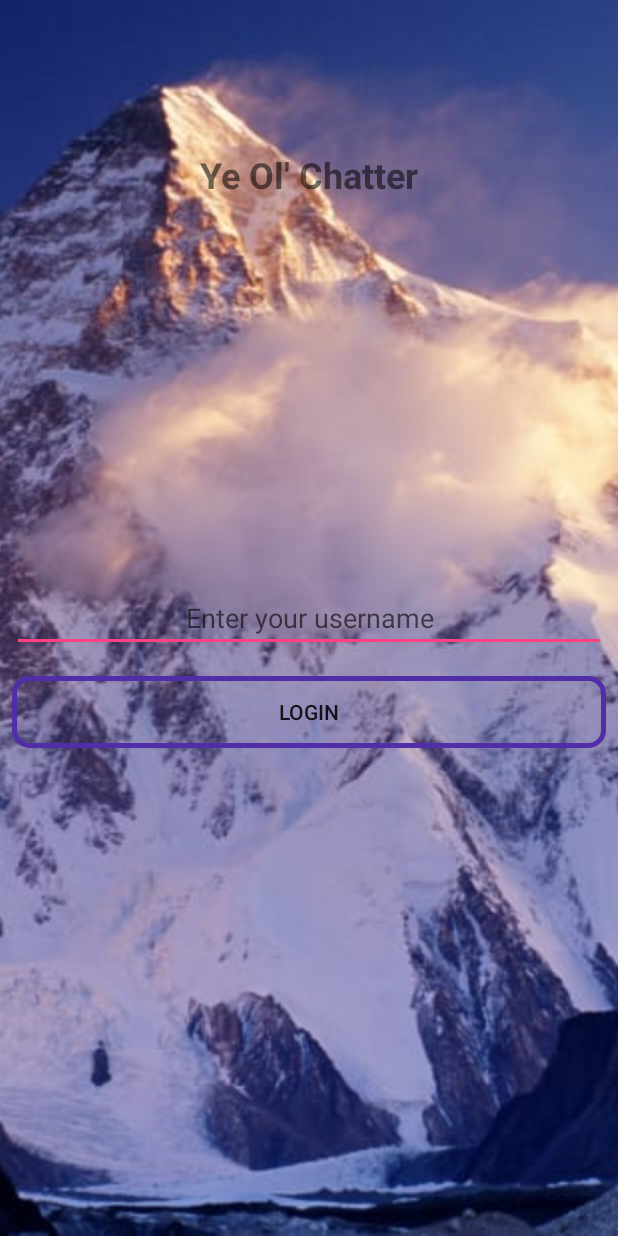
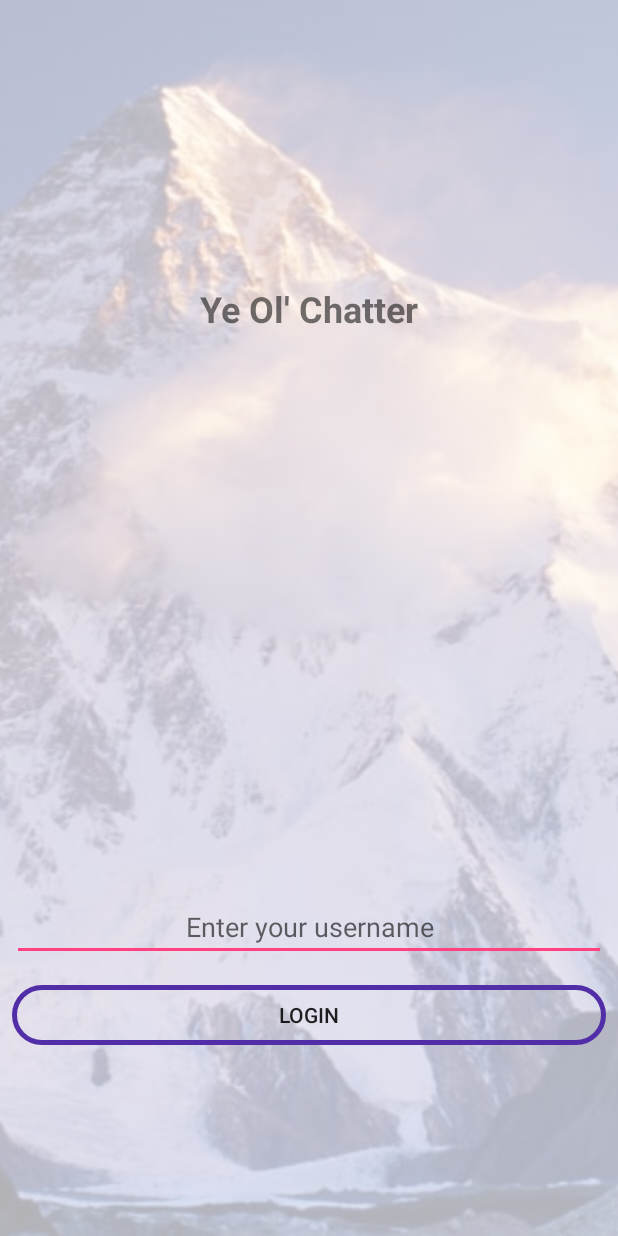
Before and after one commit to csabadobai/TheOlChatter, an Android app: the layout activity_login.xml on its own in the app's theme, with its tools: preview values and no code run, on a phone screen of 412 x 824 dp. Run offline under Robolectric (Android 15) with nearby library versions, the phone set to English and light mode, and no system bars.

Commit message:
minor adjustments on the login UI

```diff
--- a/app/build.gradle
+++ b/app/build.gradle
@@ -16,10 +16,11 @@ android {
             proguardFiles getDefaultProguardFile('proguard-android.txt'), 'proguard-rules.pro'
         }
     }
+    buildToolsVersion '26.0.3'
 }
 
 dependencies {
-    implementation fileTree(dir: 'libs', include: ['*.jar'])
+    implementation fileTree(include: ['*.jar'], dir: 'libs')
     implementation 'com.android.support:appcompat-v7:26.1.0'
     implementation 'com.android.support.constraint:constraint-layout:1.0.2'
     implementation 'com.android.support:recyclerview-v7:26.1.0'
--- a/app/src/main/AndroidManifest.xml
+++ b/app/src/main/AndroidManifest.xml
@@ -14,16 +14,16 @@
         android:theme="@style/AppTheme">
         <activity
             android:name=".LoginActivity"
-            android:windowSoftInputMode="adjustPan">
-
-        </activity>
-        <activity android:name=".ChatActivity">
+            android:windowSoftInputMode="adjustResize">
             <intent-filter>
                 <action android:name="android.intent.action.MAIN" />
 
                 <category android:name="android.intent.category.LAUNCHER" />
             </intent-filter>
         </activity>
+        <activity android:name=".ChatActivity">
+
+        </activity>
     </application>
 
 </manifest>
--- a/app/src/main/res/drawable/btn_login.xml
+++ b/app/src/main/res/drawable/btn_login.xml
@@ -2,20 +2,20 @@
 <selector xmlns:android="http://schemas.android.com/apk/res/android">
     <item android:state_focused="true">
         <shape android:shape="rectangle">
-            <corners android:radius="10dp" />
+            <corners android:radius="20dp" />
             <stroke android:width="3dp" android:color="#7b1fa2" />
         </shape>
     </item>
     <item android:state_pressed="true">
         <shape android:shape="rectangle" >
-            <corners android:radius="10dp" />
+            <corners android:radius="20dp" />
             <solid android:color="#beffffff"/>
             <stroke android:width="3dp" android:color="#8072bb" />
         </shape>
     </item>
     <item>
         <shape android:shape="rectangle">
-            <corners android:radius="10dp" />
+            <corners android:radius="20dp" />
             <stroke android:width="3dp" android:color="#512da8" />
         </shape>
     </item>
--- a/app/src/main/res/layout/activity_login.xml
+++ b/app/src/main/res/layout/activity_login.xml
@@ -1,26 +1,46 @@
 <?xml version="1.0" encoding="utf-8"?>
-<RelativeLayout xmlns:android="http://schemas.android.com/apk/res/android"
+<FrameLayout xmlns:android="http://schemas.android.com/apk/res/android"
     xmlns:app="http://schemas.android.com/apk/res-auto"
     xmlns:tools="http://schemas.android.com/tools"
     android:layout_width="match_parent"
     android:layout_height="match_parent"
-    android:background="#FFF000"
+    android:background="#FFFFFF"
     android:orientation="vertical"
     tools:context="com.example.csaba.theolchatter.LoginActivity">
 
-    <FrameLayout
+    <ImageView
         android:layout_width="match_parent"
-        android:layout_height="match_parent">
+        android:layout_height="match_parent"
+        android:alpha="0.3"
+        android:contentDescription="@string/bkg_login"
+        android:scaleType="centerCrop"
+        android:src="@drawable/bkg_login" />
 
-        <ImageView
-            android:layout_width="match_parent"
-            android:layout_height="match_parent"
-            android:src="@drawable/bkg_login"
-            android:scaleType = "centerCrop"/>
+    <LinearLayout
+        android:layout_width="match_parent"
+        android:layout_height="match_parent"
+        android:orientation="vertical"
+        android:weightSum="2">
 
         <RelativeLayout
             android:layout_width="match_parent"
-            android:layout_height="match_parent">
+            android:layout_height="0dp"
+            android:layout_weight="1">
+
+            <TextView
+                android:layout_width="wrap_content"
+                android:layout_height="wrap_content"
+                android:layout_centerInParent="true"
+                android:text="@string/the_ol_chatter"
+                android:textSize="24sp"
+                android:textStyle="bold" />
+
+        </RelativeLayout>
+
+        <RelativeLayout
+            android:layout_width="match_parent"
+            android:layout_height="0dp"
+            android:layout_weight="1">
 
             <EditText
                 android:id="@+id/username"
@@ -29,26 +49,18 @@
                 android:layout_centerInParent="true"
                 android:layout_margin="8dp"
                 android:hint="@string/enter_your_username"
-                android:lines="1"
+                android:singleLine="true"
                 android:textAlignment="center" />
 
             <Button
                 android:id="@+id/login"
                 android:layout_width="match_parent"
-                android:layout_height="wrap_content"
+                android:layout_height="40dp"
                 android:layout_below="@+id/username"
+                android:layout_centerHorizontal="true"
                 android:layout_margin="8dp"
                 android:background="@drawable/btn_login"
                 android:text="@string/btn_login" />
-
-            <TextView
-                android:layout_width="wrap_content"
-                android:layout_height="wrap_content"
-                android:layout_centerHorizontal="true"
-                android:layout_marginTop="100dp"
-                android:text="@string/the_ol_chatter"
-                android:textSize="24sp"
-                android:textStyle="bold" />
         </RelativeLayout>
-    </FrameLayout>
-</RelativeLayout>
+    </LinearLayout>
+</FrameLayout>
--- a/app/src/main/res/values/strings.xml
+++ b/app/src/main/res/values/strings.xml
@@ -3,4 +3,5 @@
     <string name="enter_your_username">Enter your username</string>
     <string name="btn_login">Login</string>
     <string name="the_ol_chatter">Ye Ol\' Chatter</string>
+    <string name="bkg_login">bkg_login</string>
 </resources>
--- a/app/src/main/res/values/styles.xml
+++ b/app/src/main/res/values/styles.xml
@@ -1,7 +1,7 @@
 <resources>
 
     <!-- Base application theme. -->
-    <style name="AppTheme" parent="Theme.AppCompat.Light.DarkActionBar">
+    <style name="AppTheme" parent="Theme.AppCompat.Light.NoActionBar">
         <!-- Customize your theme here. -->
         <item name="colorPrimary">@color/colorPrimary</item>
         <item name="colorPrimaryDark">@color/colorPrimaryDark</item>
```
